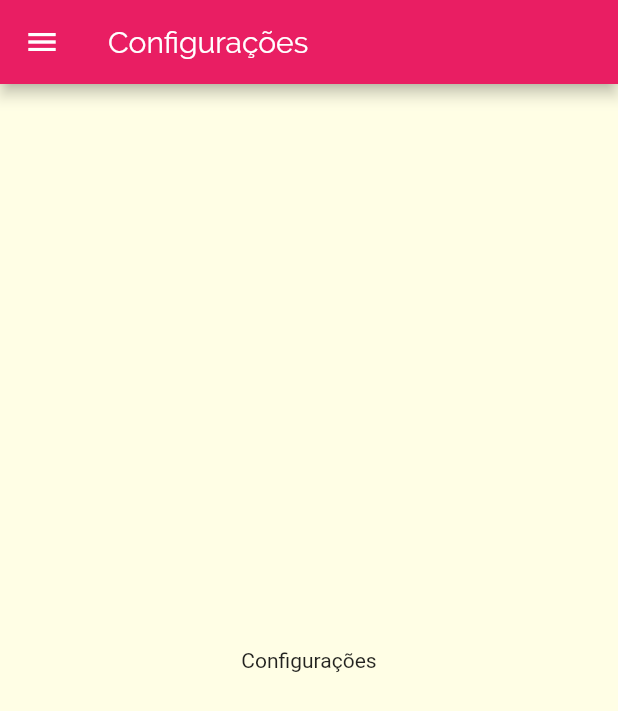
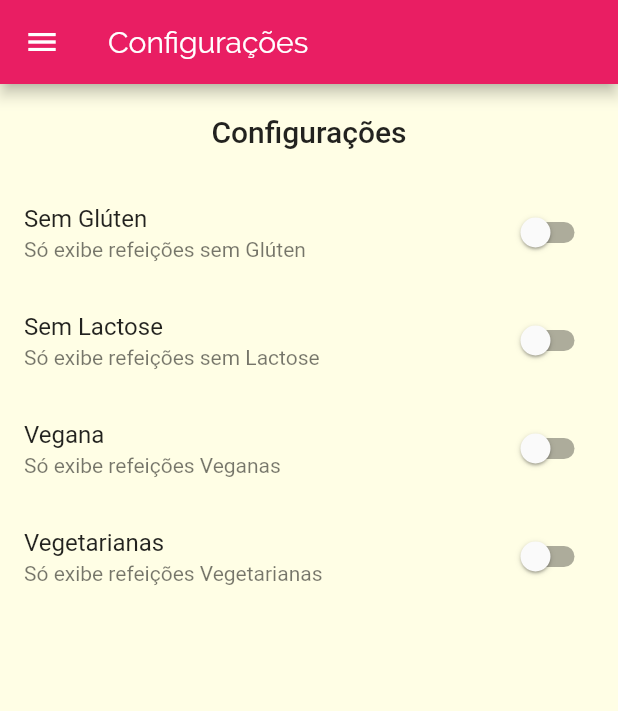
Before and after one commit to pcesarofc/recipeapp, a Flutter app: the SettingsScreen screen opened by its route, on a phone screen of 412 x 824 dp. Shown: the top 711 px of the screen. Run offline on Flutter 3.47's test engine with Material 2 defaults, Android fonts, the phone set to English and light mode, and no system bars; network calls fail; Roboto replaces fonts that are missing (RobotoCondensed).

```diff
--- a/lib/main.dart
+++ b/lib/main.dart
@@ -30,7 +30,7 @@ class MyApp extends StatelessWidget {
         AppRoutes.HOME: (ctx) => const TabScreen(),
         AppRoutes.CATEGORIES_MEALS: (ctx) => const CategoriesMealsScreen(),
         AppRoutes.MEAL_DETAILS: (ctx) => const MealDetailScreen(),
-        AppRoutes.SETTINGS: (ctx) => const SettingsScreen(),
+        AppRoutes.SETTINGS: (ctx) => SettingsScreen(),
       },
     );
   }
--- /dev/null
+++ b/lib/models/settings.dart
@@ -0,0 +1,13 @@
+class Settings {
+  bool isGlutenFree;
+  bool isLactoseFree;
+  bool isVegan;
+  bool isVegetarian;
+
+  Settings({
+    this.isGlutenFree = false,
+    this.isLactoseFree = false,
+    this.isVegan = false,
+    this.isVegetarian = false,
+  });
+}
--- a/lib/screens/meal_detail_screen.dart
+++ b/lib/screens/meal_detail_screen.dart
@@ -84,6 +84,12 @@ class MealDetailScreen extends StatelessWidget {
           ],
         ),
       ),
+      floatingActionButton: FloatingActionButton(
+        child: Icon(Icons.star),
+        onPressed: () {
+          Navigator.of(context).pop();
+        },
+      ),
     );
   }
 }
--- a/lib/screens/settings_screen.dart
+++ b/lib/screens/settings_screen.dart
@@ -1,19 +1,75 @@
 import 'package:flutter/material.dart';
 import '../components/main_drawer.dart';
+import '../models/settings.dart';
 
-class SettingsScreen extends StatelessWidget {
-  const SettingsScreen({Key? key}) : super(key: key);
+class SettingsScreen extends StatefulWidget {
+  @override
+  State<SettingsScreen> createState() => _SettingsScreenState();
+}
+
+class _SettingsScreenState extends State<SettingsScreen> {
+  var settings = Settings();
+
+  Widget _createSwitch(
+    String title,
+    String subtitle,
+    bool value,
+    Function(bool) onChanged,
+  ) {
+    return SwitchListTile.adaptive(
+      title: Text(title),
+      subtitle: Text(subtitle),
+      value: value,
+      onChanged: onChanged,
+    );
+  }
 
   @override
   Widget build(BuildContext context) {
     return Scaffold(
-      appBar: AppBar(
-        title: const Text('Configurações'),
-      ),
-      drawer: MainDrawer(),
-      body: const Center(
-        child: Text('Configurações'),
-      ),
-    );
+        appBar: AppBar(
+          title: const Text('Configurações'),
+        ),
+        drawer: MainDrawer(),
+        body: Column(
+          children: [
+            Container(
+              padding: const EdgeInsets.all(20),
+              child: Text(
+                'Configurações',
+                style: Theme.of(context).textTheme.headline6,
+              ),
+            ),
+            Expanded(
+                child: ListView(
+              children: [
+                _createSwitch(
+                  'Sem Glúten',
+                  'Só exibe refeições sem Glúten',
+                  settings.isGlutenFree,
+                  (value) => setState(() => settings.isGlutenFree = value),
+                ),
+                _createSwitch(
+                  'Sem Lactose',
+                  'Só exibe refeições sem Lactose',
+                  settings.isLactoseFree,
+                  (value) => setState(() => settings.isLactoseFree = value),
+                ),
+                _createSwitch(
+                  'Vegana',
+                  'Só exibe refeições Veganas',
+                  settings.isVegan,
+                  (value) => setState(() => settings.isVegan = value),
+                ),
+                _createSwitch(
+                  'Vegetarianas',
+                  'Só exibe refeições Vegetarianas',
+                  settings.isVegetarian,
+                  (value) => setState(() => settings.isVegetarian = value),
+                ),
+              ],
+            ))
+          ],
+        ));
   }
 }
```
